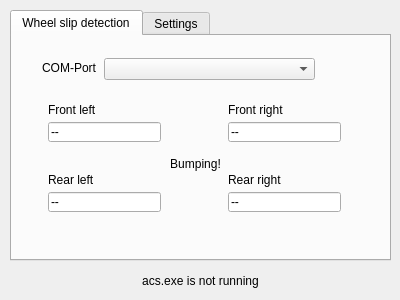
Qt form mainwindow.ui (Lumlumski/PedalVibration) before a commit.
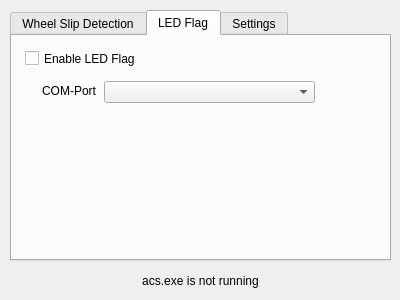
The same form after that commit.

Commit message: Enable/disable functions

Diff of the .ui file:
```diff
--- a/mainwindow.ui
+++ b/mainwindow.ui
@@ -30,17 +30,17 @@
      </rect>
     </property>
     <property name="currentIndex">
-     <number>0</number>
+     <number>1</number>
     </property>
     <widget class="QWidget" name="tab_2">
      <attribute name="title">
-      <string>Wheel slip detection</string>
+      <string>Wheel Slip Detection</string>
      </attribute>
      <widget class="QLabel" name="label_2">
       <property name="geometry">
        <rect>
         <x>36</x>
-        <y>66</y>
+        <y>93</y>
         <width>111</width>
         <height>16</height>
        </rect>
@@ -53,7 +53,7 @@
       <property name="geometry">
        <rect>
         <x>36</x>
-        <y>86</y>
+        <y>113</y>
         <width>113</width>
         <height>20</height>
        </rect>
@@ -72,7 +72,7 @@
       <property name="geometry">
        <rect>
         <x>216</x>
-        <y>66</y>
+        <y>93</y>
         <width>111</width>
         <height>16</height>
        </rect>
@@ -85,7 +85,7 @@
       <property name="geometry">
        <rect>
         <x>216</x>
-        <y>86</y>
+        <y>113</y>
         <width>113</width>
         <height>20</height>
        </rect>
@@ -104,7 +104,7 @@
       <property name="geometry">
        <rect>
         <x>216</x>
-        <y>136</y>
+        <y>163</y>
         <width>111</width>
         <height>16</height>
        </rect>
@@ -117,7 +117,7 @@
       <property name="geometry">
        <rect>
         <x>36</x>
-        <y>136</y>
+        <y>163</y>
         <width>111</width>
         <height>16</height>
        </rect>
@@ -130,7 +130,7 @@
       <property name="geometry">
        <rect>
         <x>216</x>
-        <y>156</y>
+        <y>183</y>
         <width>113</width>
         <height>20</height>
        </rect>
@@ -149,7 +149,7 @@
       <property name="geometry">
        <rect>
         <x>36</x>
-        <y>156</y>
+        <y>183</y>
         <width>113</width>
         <height>20</height>
        </rect>
@@ -168,7 +168,7 @@
       <property name="geometry">
        <rect>
         <x>92</x>
-        <y>22</y>
+        <y>45</y>
         <width>211</width>
         <height>22</height>
        </rect>
@@ -178,7 +178,7 @@
       <property name="geometry">
        <rect>
         <x>23</x>
-        <y>22</y>
+        <y>45</y>
         <width>61</width>
         <height>20</height>
        </rect>
@@ -194,7 +194,7 @@
       <property name="geometry">
        <rect>
         <x>143</x>
-        <y>118</y>
+        <y>145</y>
         <width>81</width>
         <height>20</height>
        </rect>
@@ -207,7 +207,51 @@
       </property>
      </widget>
     </widget>
-    <widget class="QWidget" name="tab">
+    <widget class="QWidget" name="tab_ledFlag">
+     <attribute name="title">
+      <string>LED Flag</string>
+     </attribute>
+     <widget class="QComboBox" name="ledFlagPortComboBox">
+      <property name="geometry">
+       <rect>
+        <x>92</x>
+        <y>45</y>
+        <width>211</width>
+        <height>22</height>
+       </rect>
+      </property>
+     </widget>
+     <widget class="QLabel" name="ledFlagPortLabel">
+      <property name="geometry">
+       <rect>
+        <x>23</x>
+        <y>45</y>
+        <width>61</width>
+        <height>20</height>
+       </rect>
+      </property>
+      <property name="text">
+       <string>COM-Port</string>
+      </property>
+      <property name="alignment">
+       <set>Qt::AlignRight|Qt::AlignTrailing|Qt::AlignVCenter</set>
+      </property>
+     </widget>
+     <widget class="QCheckBox" name="enableLedFlagCheckBox">
+      <property name="geometry">
+       <rect>
+        <x>13</x>
+        <y>14</y>
+        <width>351</width>
+        <height>17</height>
+       </rect>
+      </property>
+      <property name="text">
+       <string>Enable LED Flag</string>
+      </property>
+     </widget>
+    </widget>
+    <widget class="QWidget" name="tab_settings">
      <attribute name="title">
       <string>Settings</string>
      </attribute>
```
Left out of the diff: 17 changed lines with no effect on the pictures. The commit also changes 4 other files.
